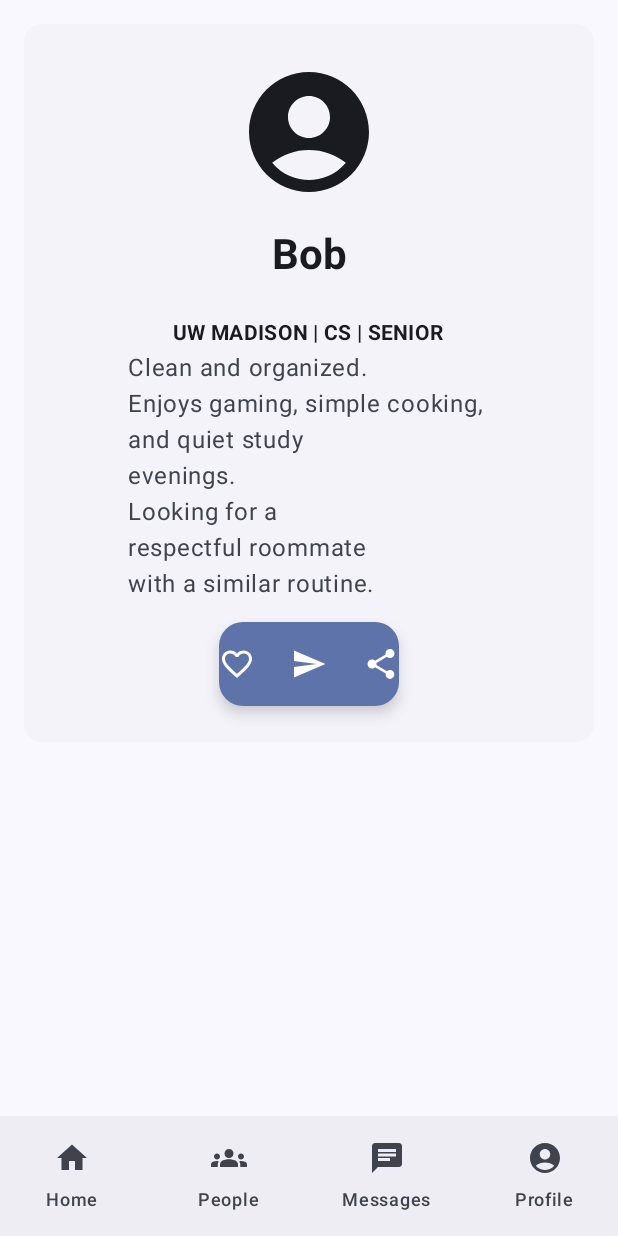
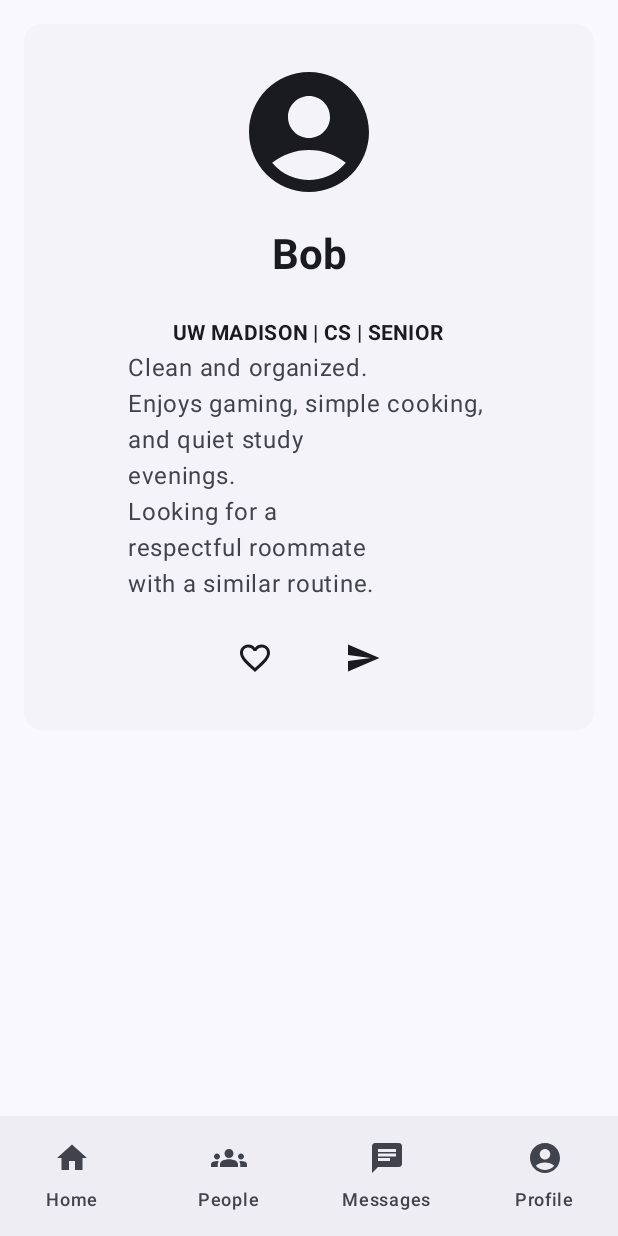
Before and after one commit to ParkerB77/HomieFindr, an Android app built with Jetpack Compose: the OthersProfileScreen screen opened through its navigation route, on a phone screen of 412 x 824 dp. Run offline under Robolectric (Android 15) with nearby library versions, the phone set to English and light mode, and no system bars; our stand-ins replace Firebase (no records; nobody signed in at launch, a user with empty details on screens opened directly).

Commit message:
added messaging buttons

```diff
--- a/app/src/main/java/com/cs407/homiefindr/ui/screen/OthersProfileScreen.kt
+++ b/app/src/main/java/com/cs407/homiefindr/ui/screen/OthersProfileScreen.kt
@@ -18,6 +18,7 @@ import androidx.compose.material.icons.filled.Share
 import androidx.compose.material3.ElevatedCard
 import androidx.compose.material3.FloatingActionButton
 import androidx.compose.material3.Icon
+import androidx.compose.material3.IconButton
 import androidx.compose.material3.MaterialTheme
 import androidx.compose.material3.Scaffold
 import androidx.compose.material3.Text
@@ -91,30 +92,37 @@ fun OthersProfileScreen(modifier: Modifier = Modifier) {
                         color = MaterialTheme.colorScheme.onSurfaceVariant
                     )
                     Spacer(modifier = Modifier.height(16.dp))
-                    FloatingActionButton(
-                        onClick = {
-                        }
-                    ) {
+
                         Row(
                             verticalAlignment = Alignment.CenterVertically,
                             horizontalArrangement = Arrangement.spacedBy(4.dp)
                         ) {
+                            IconButton( onClick = {
+                                // TODO:
+                            }) {
                                 Icon(
                                     imageVector = Icons.Default.FavoriteBorder,
                                     contentDescription = "Favorite",
                                 )
+                            }
+
                             Spacer(Modifier.width(16.dp))
+                            IconButton(onClick = {
+                                // TODO: message
+                            }) {
                                 Icon(
                                     imageVector = Icons.Default.Send,
                                     contentDescription = "Message",
                                 )
-                            Spacer(Modifier.width(16.dp))
-                            Icon(
-                                imageVector = Icons.Default.Share,
-                                contentDescription = "Share",
-                            )
                             }
+
+//                            Spacer(Modifier.width(16.dp))
+//                            Icon(
+//                                imageVector = Icons.Default.Share,
+//                                contentDescription = "Share",
+//                            )
                     }
+
                 }
             }
         }
```
Also changed, not shown: app/src/main/java/com/cs407/homiefindr/ui/screen/ApartmentsScreen.kt (+31 -8 lines). Lines whose indentation alone changed are shown as unchanged.
